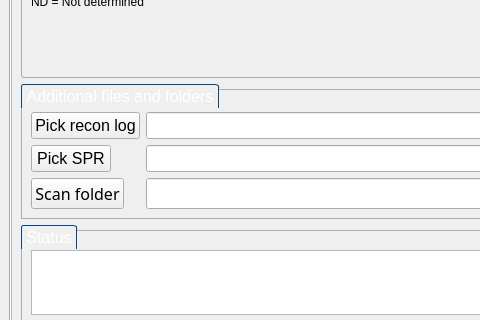
First picture: the form in mainwindow2.ui, repository mpi2/HARP, before the edit; both pictures show x 0 to 480 and y 493 to 813 of the 1305 by 924 pixel window.
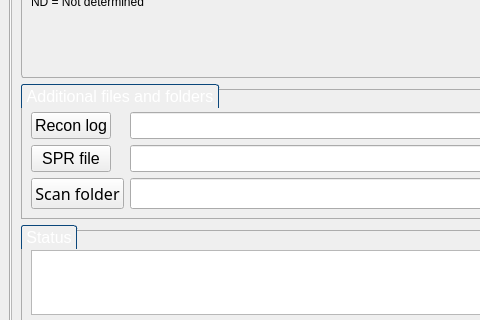
Second picture: the form after the edit.

Patch:
```diff
--- a/mainwindow2.ui
+++ b/mainwindow2.ui
@@ -1297,7 +1297,7 @@
                   </font>
                  </property>
                  <property name="text">
-                  <string>Pick recon log</string>
+                  <string>Recon log</string>
                  </property>
                 </widget>
                </item>
@@ -1318,7 +1318,7 @@
                   </font>
                  </property>
                  <property name="text">
-                  <string>Pick SPR</string>
+                  <string>SPR file</string>
                  </property>
                 </widget>
                </item>
```
Left out of the diff: 41 changed lines with no effect on the pictures.
